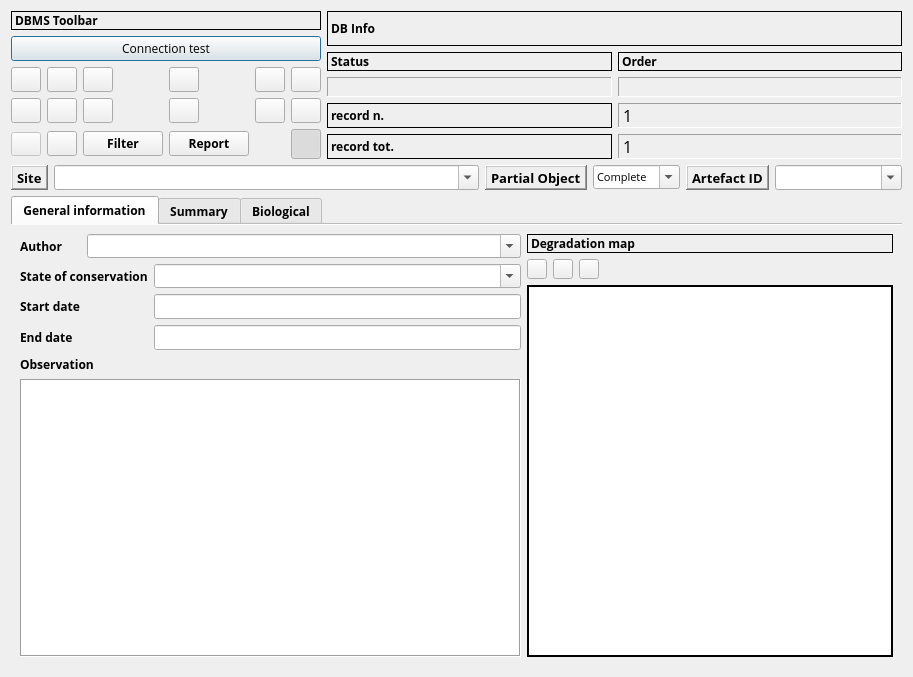
The window that gui/ui/hff_system__ARTLOGCON_ui.ui (enzococca/HFF) describes before a commit, drawn with Qt 5.
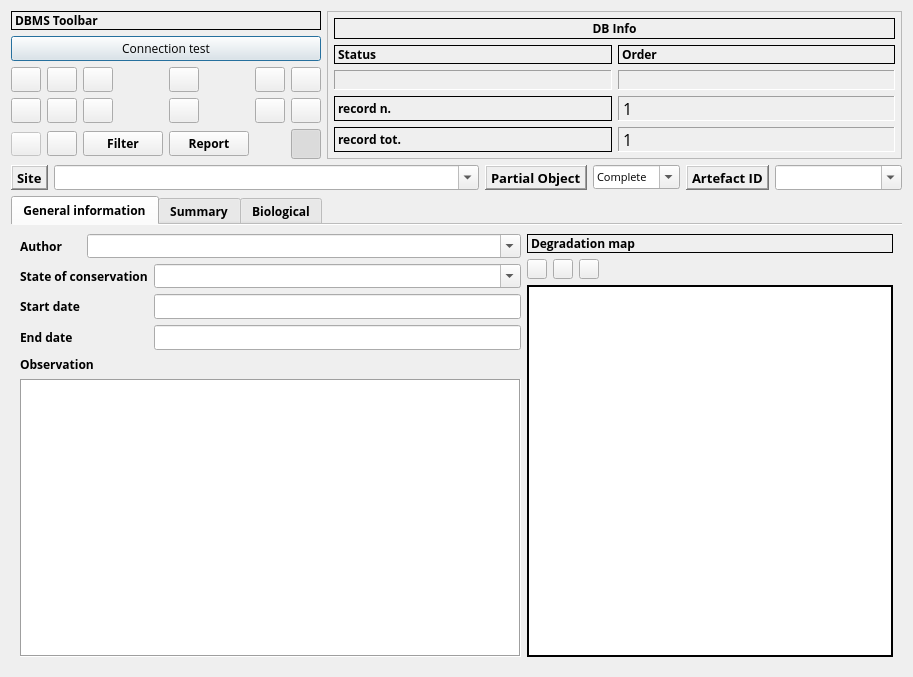
The same window after the commit. Icons and pictures are not drawn. Custom widgets are drawn as their Qt base class.

The edit to the form file:
```diff
--- a/gui/ui/hff_system__ARTLOGCON_ui.ui
+++ b/gui/ui/hff_system__ARTLOGCON_ui.ui
@@ -71,7 +71,32 @@
       </widget>
      </item>
      <item row="0" column="1" rowspan="3">
+      <widget class="QFrame" name="frame_dbinfo">
+       <property name="sizePolicy">
+        <sizepolicy hsizetype="Preferred" vsizetype="Preferred">
+         <horstretch>0</horstretch>
+         <verstretch>0</verstretch>
+        </sizepolicy>
+       </property>
+       <property name="frameShape">
+        <enum>QFrame::StyledPanel</enum>
+       </property>
+       <property name="frameShadow">
+        <enum>QFrame::Raised</enum>
+       </property>
       <layout class="QGridLayout" name="gridLayout_5">
+        <property name="leftMargin">
+         <number>6</number>
+        </property>
+        <property name="topMargin">
+         <number>6</number>
+        </property>
+        <property name="rightMargin">
+         <number>6</number>
+        </property>
+        <property name="bottomMargin">
+         <number>6</number>
+        </property>
        <item row="0" column="0">
         <widget class="QLabel" name="label_42">
          <property name="font">
@@ -90,6 +115,9 @@
          <property name="text">
           <string>DB Info</string>
          </property>
+          <property name="alignment">
+           <set>Qt::AlignCenter</set>
+          </property>
         </widget>
        </item>
        <item row="2" column="0">
@@ -319,6 +347,7 @@
         </layout>
        </item>
       </layout>
+     </widget>
      </item>
      <item row="1" column="0">
       <widget class="QPushButton" name="pushButton_connect">
```
Lines whose indentation alone changed are shown as unchanged.
